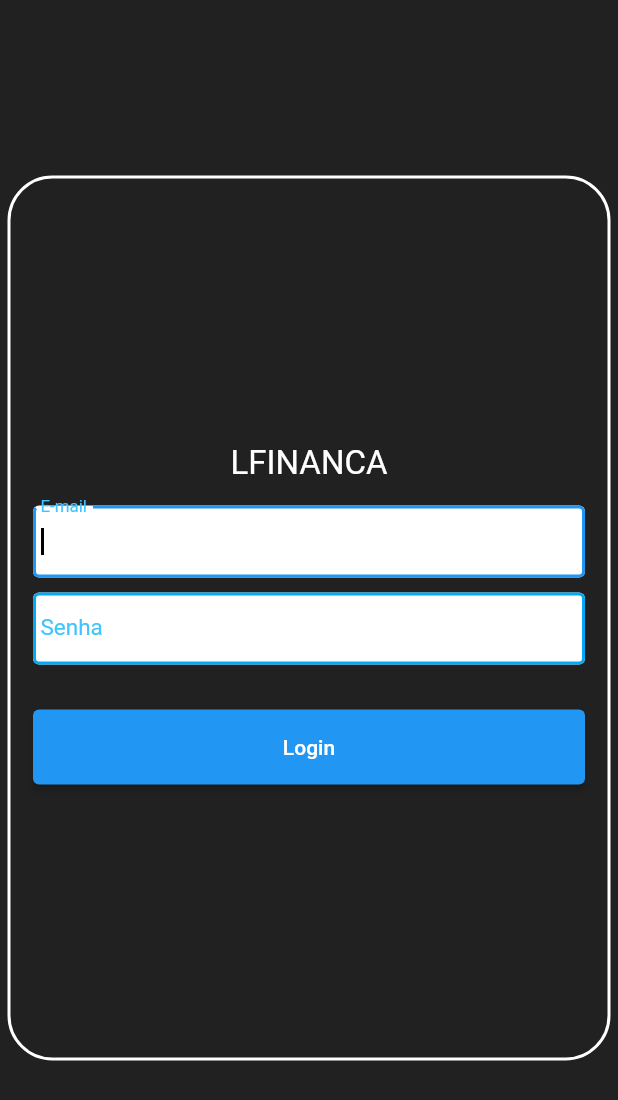
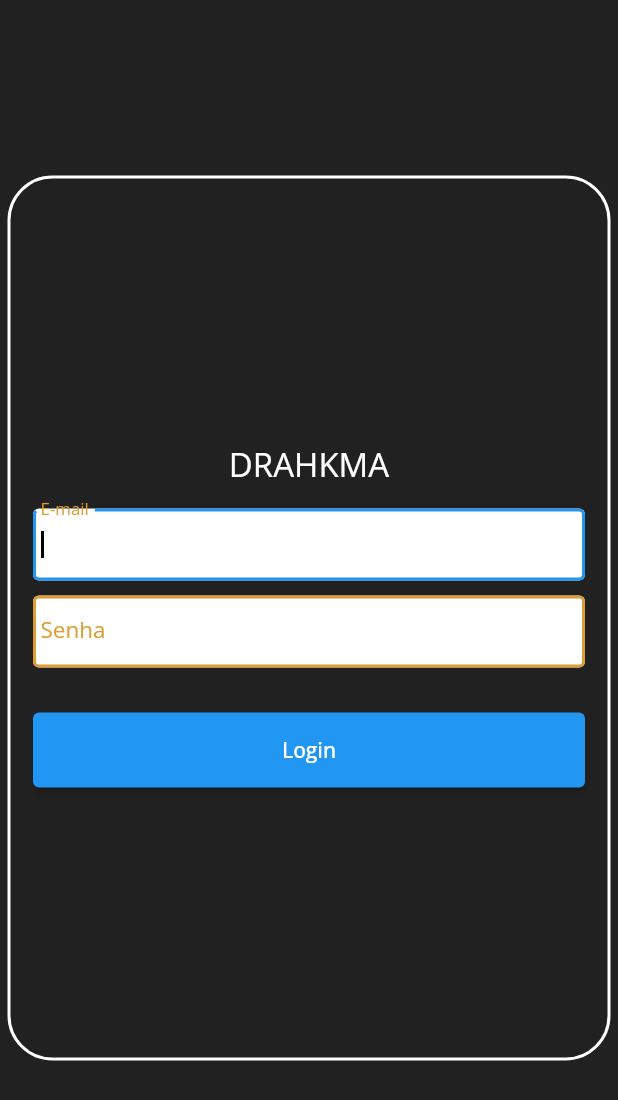
Before and after one commit to leoncio-s/drahkma-frontend, a Flutter app: the screen it shows after launch, on a phone screen of 412 x 824 dp. Shown: the top 1100 px of the screen. Run offline on Flutter 3.47's test engine with Material 3 defaults, Android fonts, the phone set to English and light mode, and no system bars; our stand-ins replace flutter_masked_text2, syncfusion_flutter_charts; missing offline and left inert: dart:html, requests.

Commit message:
Fix: App name and title and add fonts

```diff
--- a/lib/Auth/auth_view.dart
+++ b/lib/Auth/auth_view.dart
@@ -53,7 +53,7 @@ class AuthState extends State<Auth> {
                             mainAxisAlignment: MainAxisAlignment.center,
                             children: [
                               const Text(
-                                "LFINANCA",
+                                "DRAHKMA",
                                 textScaler: TextScaler.linear(1.1),
                                 style: TextStyle(fontSize: 20.0),
                               ),
--- a/lib/main.dart
+++ b/lib/main.dart
@@ -53,6 +53,7 @@ class _MainApp extends State<LFinanca> {
   @override
   Widget build(BuildContext context) {
     return MaterialApp(
+      title: "Drahkma - Gerenciamento Financeiro Inteligente",
       initialRoute: widget.initialRoute,
       debugShowCheckedModeBanner: false,
       localizationsDelegates: const [
@@ -62,15 +63,16 @@ class _MainApp extends State<LFinanca> {
       ],
       supportedLocales: const [Locale('pt', 'BR')],
       theme: ThemeData(
+        fontFamily: "OpenSans",
         useMaterial3: false,
         visualDensity: VisualDensity.adaptivePlatformDensity,
         primaryColorDark: Colors.black,
-        hoverColor: Colors.lightBlue,
+        hoverColor: Color.fromRGBO(0, 48, 87, 1),
         brightness: Brightness.dark,
         cardColor: Colors.black,
-        secondaryHeaderColor: Colors.white,
+        secondaryHeaderColor: Color.fromRGBO(222, 157, 50, 1),
         textSelectionTheme: const TextSelectionThemeData(
-            cursorColor: Colors.white, selectionColor: Colors.lightBlueAccent),
+            cursorColor: Colors.white, selectionColor: Color.fromRGBO(222, 157, 50, 1)),
         inputDecorationTheme: const InputDecorationTheme(
           errorBorder: OutlineInputBorder(
               borderSide: BorderSide(width: 2.0, color: Colors.red)),
@@ -79,18 +81,18 @@ class _MainApp extends State<LFinanca> {
               borderSide: BorderSide(
                   strokeAlign: 10, width: 10.0, color: Colors.black)),
           constraints: BoxConstraints(minWidth: 15, minHeight: 200),
-          focusColor: Colors.lightBlue,
+          focusColor: Color.fromRGBO(222, 157, 50, 1),
           hoverColor: Color.fromARGB(255, 248, 248, 248),
           fillColor: Colors.white,
           filled: true,
           enabledBorder: OutlineInputBorder(
-              borderSide: BorderSide(width: 2, color: Colors.lightBlue)),
+              borderSide: BorderSide(width: 2, color: Color.fromRGBO(222, 157, 50, 1))),
           counterStyle: TextStyle(color: Colors.black, inherit: false),
           contentPadding: EdgeInsets.all(5.0),
           labelStyle: TextStyle(
-              fontFamily: 'Roboto',
+              fontFamily: 'OpenSans',
               fontSize: 15,
-              color: Colors.lightBlueAccent),
+              color: Color.fromRGBO(222, 157, 50, 1)),
         ),
       ),
       routes: {
--- a/pubspec.yaml
+++ b/pubspec.yaml
@@ -26,3 +26,9 @@ dev_dependencies:
 
 flutter:
   uses-material-design: true
+  fonts:
+    - family: OpenSans
+      fonts:
+        - asset: fonts/OpenSans-Italic-VariableFont_wdth,wght.ttf
+          style: italic
+        - asset: fonts/OpenSans-VariableFont_wdth,wght.ttf
```
Also changed, not shown: fonts/OpenSans-Italic-VariableFont_wdth,wght.ttf (added), fonts/OpenSans-VariableFont_wdth,wght.ttf (added).
